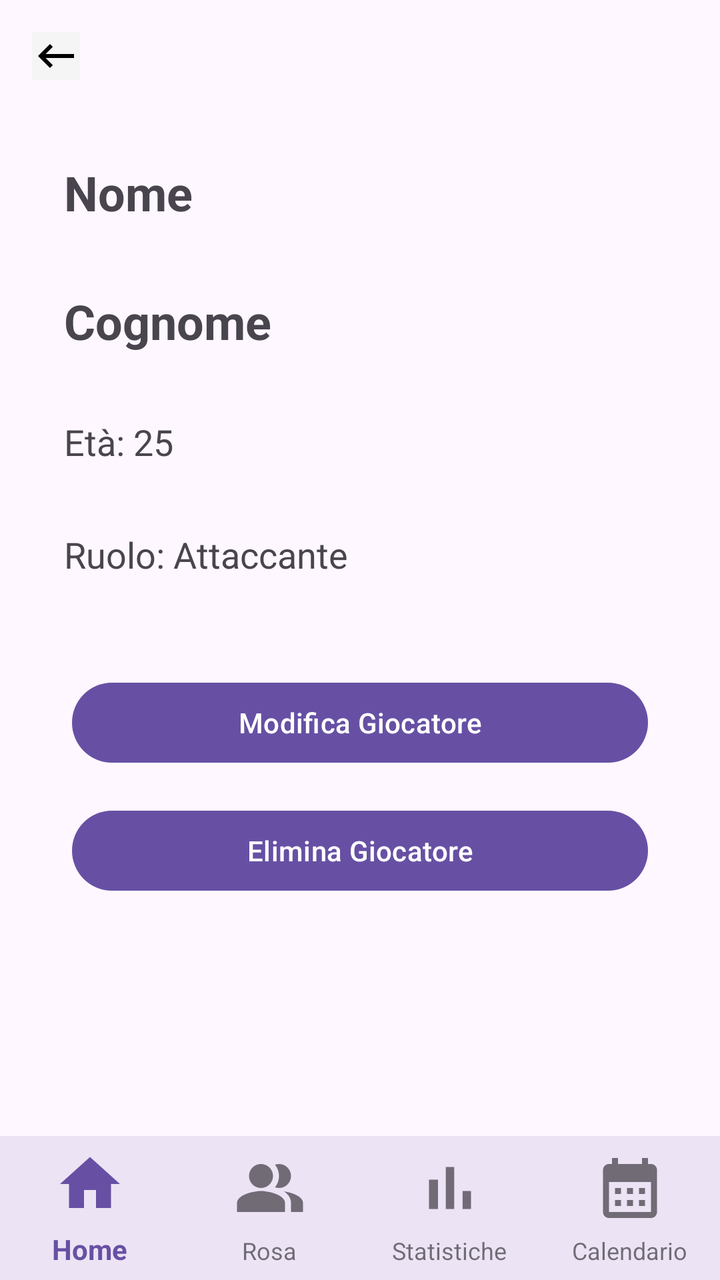
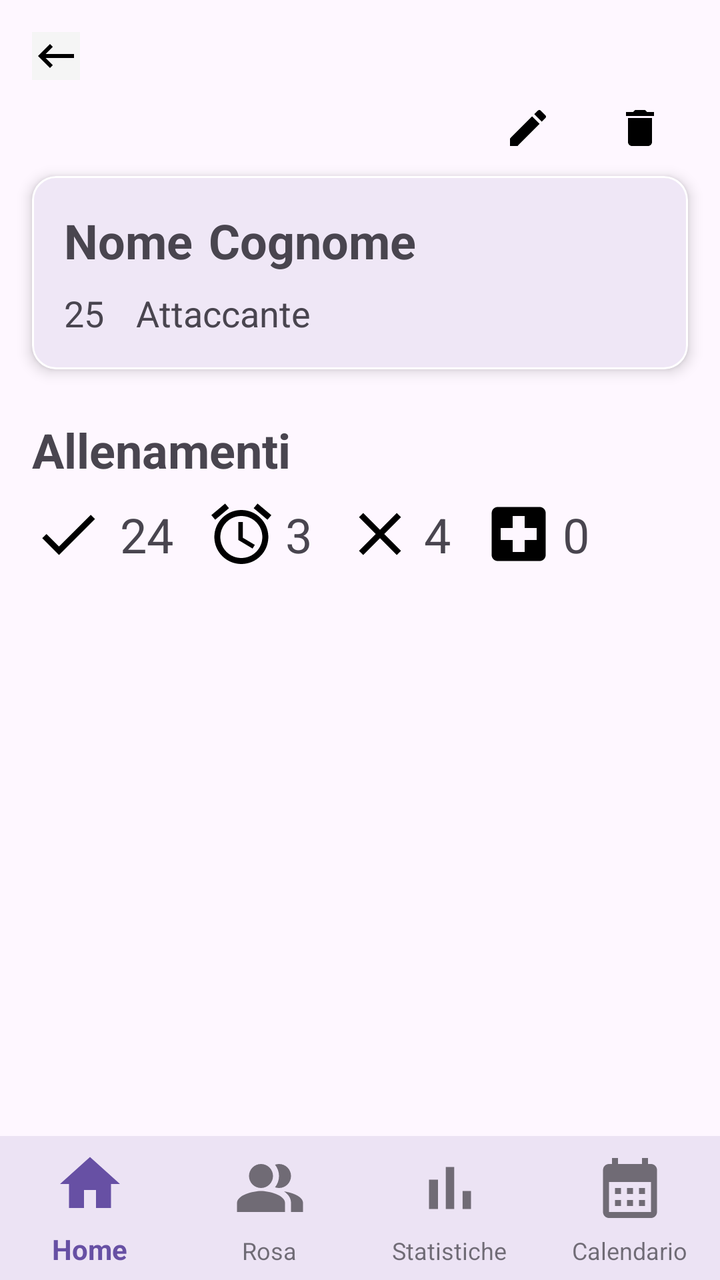

Screens rendered from an Android XML layout before and after an edit, with the pre-edit source and the edit as a unified diff.
<!-- AndroidManifest.xml: application theme Theme.YouCoach -->
<!-- res/layout/activity_layout_dettaglio_giocatore.xml -->
<?xml version="1.0" encoding="utf-8"?>
<androidx.constraintlayout.widget.ConstraintLayout xmlns:android="http://schemas.android.com/apk/res/android"
    xmlns:app="http://schemas.android.com/apk/res-auto"
    android:layout_width="match_parent"
    android:layout_height="match_parent">

    <ImageButton
        android:id="@+id/back_button"
        android:layout_width="wrap_content"
        android:layout_height="wrap_content"
        android:layout_marginStart="16dp"
        android:layout_marginTop="16dp"
        android:background="@color/background_grey"
        android:src="@drawable/arrow_back"
        app:layout_constraintStart_toStartOf="parent"
        app:layout_constraintTop_toTopOf="parent" />


    

    
    <TextView
        android:id="@+id/textViewNome"
        android:layout_width="0dp"
        android:layout_height="wrap_content"
        android:layout_marginTop="64dp"
        android:layout_marginStart="16dp"
        android:padding="16dp"
        android:text="Nome"
        android:textSize="24sp"
        android:textStyle="bold"
        app:layout_constraintEnd_toEndOf="parent"
        app:layout_constraintHorizontal_bias="0.0"
        app:layout_constraintStart_toStartOf="parent"
        app:layout_constraintTop_toTopOf="parent" />

    <TextView
        android:id="@+id/textViewCognome"
        android:layout_width="0dp"
        android:layout_height="wrap_content"
        android:layout_marginStart="16dp"
        android:text="Cognome"
        android:textSize="24sp"
        android:textStyle="bold"
        app:layout_constraintTop_toBottomOf="@id/textViewNome"
        app:layout_constraintStart_toStartOf="parent"
        app:layout_constraintEnd_toEndOf="parent"
        android:padding="16dp"/>

    
    <TextView
        android:id="@+id/textViewEta"
        android:layout_width="0dp"
        android:layout_height="wrap_content"
        android:layout_marginStart="16dp"
        android:text="Età: 25"
        android:textSize="18sp"
        app:layout_constraintTop_toBottomOf="@id/textViewCognome"
        app:layout_constraintStart_toStartOf="parent"
        app:layout_constraintEnd_toEndOf="parent"
        android:padding="16dp"/>

    
    <TextView
        android:id="@+id/textViewRuolo"
        android:layout_width="0dp"
        android:layout_height="wrap_content"
        android:layout_marginStart="16dp"
        android:text="Ruolo: Attaccante"
        android:textSize="18sp"
        app:layout_constraintTop_toBottomOf="@id/textViewEta"
        app:layout_constraintStart_toStartOf="parent"
        app:layout_constraintEnd_toEndOf="parent"
        android:padding="16dp"/>

    
    <Button
        android:id="@+id/buttonModificaGiocatore"
        android:layout_width="0dp"
        android:layout_height="wrap_content"
        android:text="Modifica Giocatore"
        app:layout_constraintTop_toBottomOf="@id/textViewRuolo"
        app:layout_constraintStart_toStartOf="parent"
        app:layout_constraintEnd_toEndOf="parent"
        app:layout_constraintWidth_percent="0.8"
        android:layout_marginTop="32dp" />

    
    <Button
        android:id="@+id/buttonEliminaGiocatore"
        android:layout_width="0dp"
        android:layout_height="wrap_content"
        android:text="Elimina Giocatore"
        app:layout_constraintTop_toBottomOf="@id/buttonModificaGiocatore"
        app:layout_constraintStart_toStartOf="parent"
        app:layout_constraintEnd_toEndOf="parent"
        app:layout_constraintWidth_percent="0.8"
        android:layout_marginTop="16dp" />

    <com.google.android.material.bottomnavigation.BottomNavigationView
        android:id="@+id/bottom_navigation"
        android:layout_width="0dp"
        android:layout_height="72dp"
        android:background="?android:attr/windowBackground"
        app:labelVisibilityMode="labeled"
        app:menu="@menu/bottom_nav_menu"
        style="@style/BottomNavigationViewStyle"
        app:layout_constraintBottom_toBottomOf="parent"
        app:layout_constraintStart_toStartOf="parent"
        app:layout_constraintEnd_toEndOf="parent" />

</androidx.constraintlayout.widget.ConstraintLayout>
<!-- resources referenced by this layout -->
<resources>
  <color name="background_grey">#F5F5F5</color>
  <style name="BottomNavigationViewStyle" parent="Widget.MaterialComponents.BottomNavigationView">
          <item name="itemIconSize">36dp</item> 
          <item name="itemTextAppearanceActive">@style/ActiveTextStyle</item> 
          <item name="itemTextAppearanceInactive">@style/InactiveTextStyle</item> 
      </style>
  <style name="Theme.YouCoach" parent="Base.Theme.YouCoach" />
  <style name="ActiveTextStyle" parent="TextAppearance.AppCompat.Small">
          <item name="android:textSize">14sp</item>
      </style>
  <style name="InactiveTextStyle" parent="TextAppearance.AppCompat.Small">
          <item name="android:textSize">12sp</item>
      </style>
  <style name="Base.Theme.YouCoach" parent="Theme.Material3.DayNight.NoActionBar">
          
          
      </style>
  <!-- unchanged entries left out for length: 1 -->
</resources>

<!-- the commit's change to res/layout/activity_layout_dettaglio_giocatore.xml (unified diff, before → after) -->
@@ -19,83 +19,194 @@
     
 
     
-    <TextView
-        android:id="@+id/textViewNome"
+    <com.google.android.material.card.MaterialCardView
+        android:id="@+id/cardGiocatore"
         android:layout_width="0dp"
         android:layout_height="wrap_content"
-        android:layout_marginTop="64dp"
-        android:layout_marginStart="16dp"
-        android:padding="16dp"
-        android:text="Nome"
+        android:layout_marginStart="16dp"
+        android:layout_marginEnd="16dp"
+        app:cardCornerRadius="12dp"
+        app:cardElevation="4dp"
+        app:strokeColor="@color/lb_grey"
+        app:strokeWidth="1dp"
+        app:layout_constraintTop_toBottomOf="@+id/modificagiocatore_button"
+        app:layout_constraintStart_toStartOf="parent"
+        app:layout_constraintEnd_toEndOf="parent">
+
+        <androidx.constraintlayout.widget.ConstraintLayout
+            android:layout_width="match_parent"
+            android:layout_height="wrap_content"
+            android:padding="16dp">
+
+            
+            <TextView
+                android:id="@+id/textViewNome"
+                android:layout_width="wrap_content"
+                android:layout_height="wrap_content"
+                android:text="Nome"
+                android:textSize="24sp"
+                android:textStyle="bold"
+                app:layout_constraintTop_toTopOf="parent"
+                app:layout_constraintStart_toStartOf="parent" />
+
+            <TextView
+                android:id="@+id/textViewCognome"
+                android:layout_width="wrap_content"
+                android:layout_height="wrap_content"
+                android:text="Cognome"
+                android:textSize="24sp"
+                android:textStyle="bold"
+                app:layout_constraintTop_toTopOf="parent"
+                app:layout_constraintStart_toEndOf="@+id/textViewNome"
+                android:layout_marginStart="8dp" />
+
+            
+            <TextView
+                android:id="@+id/textViewEta"
+                android:layout_width="wrap_content"
+                android:layout_height="wrap_content"
+                android:text="25"
+                android:textSize="18sp"
+                app:layout_constraintTop_toBottomOf="@+id/textViewNome"
+                app:layout_constraintStart_toStartOf="parent"
+                android:layout_marginTop="8dp" />
+
+            
+            <TextView
+                android:id="@+id/textViewRuolo"
+                android:layout_width="wrap_content"
+                android:layout_height="wrap_content"
+                android:text="Attaccante"
+                android:textSize="18sp"
+                app:layout_constraintTop_toBottomOf="@+id/textViewNome"
+                app:layout_constraintStart_toEndOf="@+id/textViewEta"
+                android:layout_marginStart="16dp"
+                android:layout_marginTop="8dp" />
+
+        </androidx.constraintlayout.widget.ConstraintLayout>
+    </com.google.android.material.card.MaterialCardView>
+
+
+        <ImageButton
+        android:id="@+id/modificagiocatore_button"
+        android:layout_width="48dp"
+        android:layout_height="48dp"
+        android:background="@color/transparent"
+        android:src="@drawable/edit"
+        app:layout_constraintTop_toBottomOf="@+id/back_button"
+        app:layout_constraintEnd_toStartOf="@+id/eliminagiocatore_button"
+        android:layout_marginEnd="8dp"/>
+
+        <ImageButton
+        android:id="@+id/eliminagiocatore_button"
+        android:layout_width="48dp"
+        android:layout_height="48dp"
+        android:layout_marginEnd="16dp"
+        android:background="@color/transparent"
+        android:src="@drawable/delete"
+        app:layout_constraintTop_toBottomOf="@+id/back_button"
+        app:layout_constraintEnd_toEndOf="parent"/>
+
+
+    <TextView
+        android:id="@+id/textStatsAllenamenti"
+        android:layout_width="wrap_content"
+        android:layout_height="wrap_content"
+        android:text="Allenamenti"
+        app:layout_constraintTop_toBottomOf="@+id/cardGiocatore"
+        android:layout_marginStart="16dp"
+        app:layout_constraintStart_toStartOf="parent"
+        android:layout_marginTop="24dp"
         android:textSize="24sp"
-        android:textStyle="bold"
-        app:layout_constraintEnd_toEndOf="parent"
-        app:layout_constraintHorizontal_bias="0.0"
-        app:layout_constraintStart_toStartOf="parent"
-        app:layout_constraintTop_toTopOf="parent" />
-
-    <TextView
-        android:id="@+id/textViewCognome"
-        android:layout_width="0dp"
-        android:layout_height="wrap_content"
-        android:layout_marginStart="16dp"
-        android:text="Cognome"
-        android:textSize="24sp"
-        android:textStyle="bold"
-        app:layout_constraintTop_toBottomOf="@id/textViewNome"
-        app:layout_constraintStart_toStartOf="parent"
-        app:layout_constraintEnd_toEndOf="parent"
-        android:padding="16dp"/>
-
-    
-    <TextView
-        android:id="@+id/textViewEta"
-        android:layout_width="0dp"
-        android:layout_height="wrap_content"
-        android:layout_marginStart="16dp"
-        android:text="Età: 25"
-        android:textSize="18sp"
-        app:layout_constraintTop_toBottomOf="@id/textViewCognome"
-        app:layout_constraintStart_toStartOf="parent"
-        app:layout_constraintEnd_toEndOf="parent"
-        android:padding="16dp"/>
-
-    
-    <TextView
-        android:id="@+id/textViewRuolo"
-        android:layout_width="0dp"
-        android:layout_height="wrap_content"
-        android:layout_marginStart="16dp"
-        android:text="Ruolo: Attaccante"
-        android:textSize="18sp"
-        app:layout_constraintTop_toBottomOf="@id/textViewEta"
-        app:layout_constraintStart_toStartOf="parent"
-        app:layout_constraintEnd_toEndOf="parent"
-        android:padding="16dp"/>
-
-    
-    <Button
-        android:id="@+id/buttonModificaGiocatore"
-        android:layout_width="0dp"
-        android:layout_height="wrap_content"
-        android:text="Modifica Giocatore"
-        app:layout_constraintTop_toBottomOf="@id/textViewRuolo"
-        app:layout_constraintStart_toStartOf="parent"
-        app:layout_constraintEnd_toEndOf="parent"
-        app:layout_constraintWidth_percent="0.8"
-        android:layout_marginTop="32dp" />
-
-    
-    <Button
-        android:id="@+id/buttonEliminaGiocatore"
-        android:layout_width="0dp"
-        android:layout_height="wrap_content"
-        android:text="Elimina Giocatore"
-        app:layout_constraintTop_toBottomOf="@id/buttonModificaGiocatore"
-        app:layout_constraintStart_toStartOf="parent"
-        app:layout_constraintEnd_toEndOf="parent"
-        app:layout_constraintWidth_percent="0.8"
-        android:layout_marginTop="16dp" />
+        android:textStyle="bold" />
+
+    <ImageView
+        android:id="@+id/icona_presenze"
+        android:layout_width="36dp"
+        android:layout_height="36dp"
+        android:layout_marginTop="8dp"
+        app:layout_constraintStart_toStartOf="@+id/textStatsAllenamenti"
+        app:layout_constraintTop_toBottomOf="@+id/textStatsAllenamenti"
+        android:src="@drawable/check" />
+
+    <TextView
+        android:id="@+id/num_presenze"
+        android:layout_width="wrap_content"
+        android:layout_height="wrap_content"
+        android:text="24"
+        android:textSize="24dp"
+        android:layout_marginStart="8dp"
+        app:layout_constraintStart_toEndOf="@+id/icona_presenze"
+        app:layout_constraintTop_toTopOf="@+id/icona_presenze"
+        app:layout_constraintBottom_toBottomOf="@+id/icona_presenze"/>
+
+    <ImageView
+        android:id="@+id/icona_ritardo"
+        android:layout_width="36dp"
+        android:layout_height="36dp"
+        android:layout_marginTop="8dp"
+        android:layout_marginStart="16dp"
+        app:layout_constraintStart_toEndOf="@+id/num_presenze"
+        app:layout_constraintTop_toBottomOf="@+id/textStatsAllenamenti"
+        android:src="@drawable/ritardo" />
+
+    <TextView
+        android:id="@+id/num_ritardi"
+        android:layout_width="wrap_content"
+        android:layout_height="wrap_content"
+        android:text="3"
+        android:textSize="24dp"
+        android:layout_marginStart="4dp"
+        app:layout_constraintStart_toEndOf="@+id/icona_ritardo"
+        app:layout_constraintTop_toTopOf="@+id/icona_presenze"
+        app:layout_constraintBottom_toBottomOf="@+id/icona_presenze"/>
+
+    <ImageView
+        android:id="@+id/icona_assenze"
+        android:layout_width="36dp"
+        android:layout_height="36dp"
+        android:layout_marginTop="8dp"
+        android:layout_marginStart="16dp"
+        app:layout_constraintStart_toEndOf="@+id/num_ritardi"
+        app:layout_constraintTop_toBottomOf="@+id/textStatsAllenamenti"
+        android:src="@drawable/croce" />
+
+    <TextView
+        android:id="@+id/num_assenze"
+        android:layout_width="wrap_content"
+        android:layout_height="wrap_content"
+        android:text="4"
+        android:textSize="24dp"
+        android:layout_margin="4dp"
+        app:layout_constraintStart_toEndOf="@+id/icona_assenze"
+        app:layout_constraintTop_toTopOf="@+id/icona_presenze"
+        app:layout_constraintBottom_toBottomOf="@+id/icona_presenze"/>
+
+
+
+    <ImageView
+        android:id="@+id/icona_infortunio"
+        android:layout_width="36dp"
+        android:layout_height="36dp"
+        android:layout_marginTop="8dp"
+        android:layout_marginStart="16dp"
+        app:layout_constraintStart_toEndOf="@+id/num_assenze"
+        app:layout_constraintTop_toBottomOf="@+id/textStatsAllenamenti"
+        android:src="@drawable/infortunio" />
+
+    <TextView
+        android:id="@+id/num_infortunati"
+        android:layout_width="wrap_content"
+        android:layout_height="wrap_content"
+        android:text="0"
+        android:textSize="24dp"
+        android:layout_marginStart="4dp"
+        app:layout_constraintStart_toEndOf="@+id/icona_infortunio"
+        app:layout_constraintTop_toTopOf="@+id/icona_presenze"
+        app:layout_constraintBottom_toBottomOf="@+id/icona_presenze"/>
+
+
+
 
     <com.google.android.material.bottomnavigation.BottomNavigationView
         android:id="@+id/bottom_navigation"
<!-- resource entries referenced after the edit -->
@@ -1,6 +1,43 @@
 <!-- resources referenced by this layout -->
 <resources>
   <color name="background_grey">#F5F5F5</color>
+  <color name="transparent">#00000000</color>
+  <!-- drawable check (drawable) -->
+  <vector xmlns:android="http://schemas.android.com/apk/res/android" android:height="24dp" android:tint="#000000" android:viewportHeight="24" android:viewportWidth="24" android:width="24dp">
+        
+      <path android:fillColor="@android:color/white" android:pathData="M9,16.17L4.83,12l-1.42,1.41L9,19 21,7l-1.41,-1.41z"/>
+      
+  </vector>
+  <!-- drawable croce (drawable) -->
+  <vector xmlns:android="http://schemas.android.com/apk/res/android" android:height="24dp" android:tint="#000000" android:viewportHeight="24" android:viewportWidth="24" android:width="24dp">
+        
+      <path android:fillColor="@android:color/white" android:pathData="M19,6.41L17.59,5 12,10.59 6.41,5 5,6.41 10.59,12 5,17.59 6.41,19 12,13.41 17.59,19 19,17.59 13.41,12z"/>
+      
+  </vector>
+  <!-- drawable delete (drawable) -->
+  <vector xmlns:android="http://schemas.android.com/apk/res/android" android:height="24dp" android:tint="#000000" android:viewportHeight="24" android:viewportWidth="24" android:width="24dp">
+        
+      <path android:fillColor="@android:color/white" android:pathData="M6,19c0,1.1 0.9,2 2,2h8c1.1,0 2,-0.9 2,-2V7H6v12zM19,4h-3.5l-1,-1h-5l-1,1H5v2h14V4z"/>
+      
+  </vector>
+  <!-- drawable edit (drawable) -->
+  <vector xmlns:android="http://schemas.android.com/apk/res/android" android:height="24dp" android:tint="#000000" android:viewportHeight="24" android:viewportWidth="24" android:width="24dp">
+        
+      <path android:fillColor="@android:color/white" android:pathData="M3,17.25V21h3.75L17.81,9.94l-3.75,-3.75L3,17.25zM20.71,7.04c0.39,-0.39 0.39,-1.02 0,-1.41l-2.34,-2.34c-0.39,-0.39 -1.02,-0.39 -1.41,0l-1.83,1.83 3.75,3.75 1.83,-1.83z"/>
+      
+  </vector>
+  <!-- drawable infortunio (drawable) -->
+  <vector xmlns:android="http://schemas.android.com/apk/res/android" android:height="24dp" android:tint="#000000" android:viewportHeight="24" android:viewportWidth="24" android:width="24dp">
+        
+      <path android:fillColor="@android:color/white" android:pathData="M19,3L5,3c-1.1,0 -1.99,0.9 -1.99,2L3,19c0,1.1 0.9,2 2,2h14c1.1,0 2,-0.9 2,-2L21,5c0,-1.1 -0.9,-2 -2,-2zM18,14h-4v4h-4v-4L6,14v-4h4L10,6h4v4h4v4z"/>
+      
+  </vector>
+  <!-- drawable ritardo (drawable) -->
+  <vector xmlns:android="http://schemas.android.com/apk/res/android" android:height="24dp" android:tint="#000000" android:viewportHeight="24" android:viewportWidth="24" android:width="24dp">
+        
+      <path android:fillColor="@android:color/white" android:pathData="M22,5.72l-4.6,-3.86 -1.29,1.53 4.6,3.86L22,5.72zM7.88,3.39L6.6,1.86 2,5.71l1.29,1.53 4.59,-3.85zM12.5,8L11,8v6l4.75,2.85 0.75,-1.23 -4,-2.37L12.5,8zM12,4c-4.97,0 -9,4.03 -9,9s4.02,9 9,9c4.97,0 9,-4.03 9,-9s-4.03,-9 -9,-9zM12,20c-3.87,0 -7,-3.13 -7,-7s3.13,-7 7,-7 7,3.13 7,7 -3.13,7 -7,7z"/>
+      
+  </vector>
   <style name="BottomNavigationViewStyle" parent="Widget.MaterialComponents.BottomNavigationView">
           <item name="itemIconSize">36dp</item> 
           <item name="itemTextAppearanceActive">@style/ActiveTextStyle</item> 
